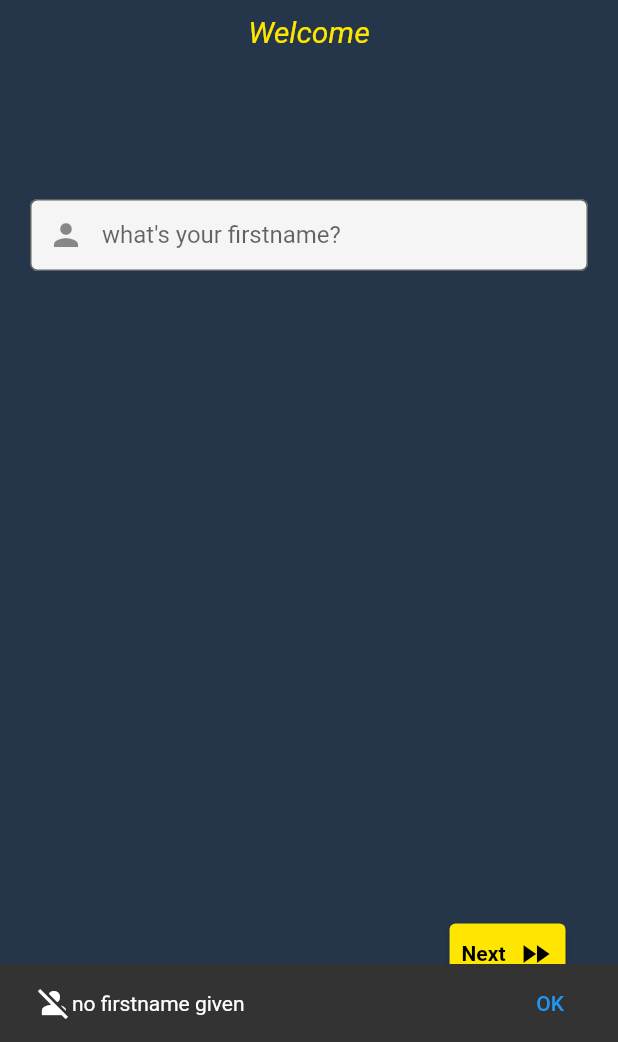
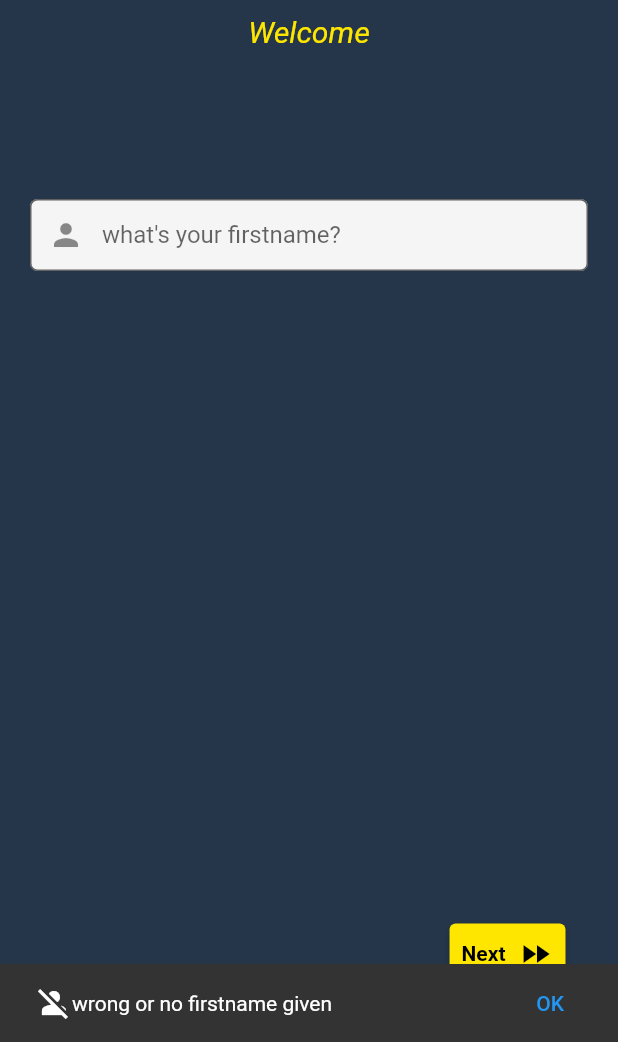
Before and after one commit to HeavenMercy/mam_pray, a Flutter app: the screen it shows after launch, after a tap on "Next", on a phone screen of 412 x 824 dp, the part 194-1236 px from its top. Run offline on Flutter 3.47's test engine with Material 2 defaults, Android fonts, the phone set to English and light mode, and no system bars.

Commit message:
better encapsulation and data management

```diff
--- a/lib/main.dart
+++ b/lib/main.dart
@@ -5,7 +5,7 @@ import 'package:mam_pray/views/home.view.dart';
 import 'package:provider/provider.dart';
 
 void main() {
-  var model = AppModel(firstname: '', categories: [], passages: []);
+  var model = AppModel.empty();
 
   runApp(ChangeNotifierProvider(
     create: (context) => model,
@@ -48,9 +48,9 @@ class _MyAppState extends State<MyApp> {
 
     return MaterialApp(
       title: 'Flutter Demo',
-      home: (widget.model?.firstname.isEmpty ?? true
-          ? const FirstTimeView()
-          : const HomeView()),
+      home: (widget.model?.hasFirstName() ?? false
+          ? const HomeView()
+          : const FirstTimeView()),
     );
   }
 }
--- a/lib/models/app.model.dart
+++ b/lib/models/app.model.dart
@@ -18,6 +18,10 @@ class AppModel extends ChangeNotifier {
     this.lastCategoryId = -1,
     this.lastPassageId = -1,
   });
+
+  static AppModel empty() {
+    return AppModel(firstname: '', categories: [], passages: []);
+  }
 
   String firstname;
   int lastCategoryId;
@@ -50,6 +54,19 @@ class AppModel extends ChangeNotifier {
         "passages": List<dynamic>.from(passages.map((x) => x.toJson())),
       };
 
+  // FIRST NAME MANAGEMENT
+
+  bool hasFirstName() => firstname.isNotEmpty;
+
+  bool setFirstName(String newValue) {
+    if (newValue.isEmpty) return false;
+
+    firstname = newValue.trim();
+    return true;
+  }
+
+  String getFirstName() => firstname;
+
   // CATEGORY MANAGEMENT
 
   bool categoryExists(String name) {
@@ -79,8 +96,8 @@ class AppModel extends ChangeNotifier {
 
   void addCategory(String name, {bool canDelete = true}) {
     var nextCategoryid = lastCategoryId + 1;
-    var category =
-        PassageCategory(id: nextCategoryid, name: name, editable: canDelete);
+    var category = PassageCategory(
+        id: nextCategoryid, name: name.trim(), editable: canDelete);
 
     if (!categoryExists(category.name)) {
       lastCategoryId = nextCategoryid;
@@ -122,7 +139,7 @@ class AppModel extends ChangeNotifier {
   List<PassageCategory> findCategories(String name) {
     return categories
         .where((category) =>
-            category.name.toLowerCase().contains(name.toLowerCase()))
+            category.name.toLowerCase().contains(name.toLowerCase().trim()))
         .toList();
   }
 
--- a/lib/models/passage.model.dart
+++ b/lib/models/passage.model.dart
@@ -24,12 +24,12 @@ class Passage {
   void fillFrom(Passage other) {
     if (id != other.id) return;
 
-    book = other.book;
+    book = other.book.trim();
     chapter = other.chapter;
     verseStart = other.verseStart;
     verseEnd = other.verseEnd;
     viewCount = other.viewCount;
-    text = other.text;
+    text = other.text.trim();
     categories = other.categories.where((_) => true).toList();
     creationDate = other.creationDate;
   }
--- a/lib/views/first_time.view.dart
+++ b/lib/views/first_time.view.dart
@@ -61,9 +61,9 @@ class _FirstTimeViewState extends State<FirstTimeView> {
   void onNextPressed(BuildContext context) {
     var model = Provider.of<AppModel>(context, listen: false);
 
-    if (fname.isEmpty) {
+    if (!model.setFirstName(fname)) {
       Utils.showSnackBar(context,
-          msg: 'no firstname given',
+          msg: 'wrong or no firstname given',
           icon: Icons.person_off,
           action: SnackBarAction(label: 'OK', onPressed: () {}));
       return;
@@ -73,7 +73,6 @@ class _FirstTimeViewState extends State<FirstTimeView> {
       loading = true;
     });
 
-    model.firstname = fname;
     model.save().then((done) {
       if (done) {
         Navigator.of(context).pushReplacement(MaterialPageRoute(
--- a/lib/views/home.view.dart
+++ b/lib/views/home.view.dart
@@ -43,7 +43,7 @@ class _HomeViewState extends State<HomeView> {
               children: [
                 Utils.addFixedSpace(10),
                 Text(
-                  'Welcome ${model.firstname},',
+                  'Welcome ${model.getFirstName()},',
                   style: Styles.mainText
                       .copyWith(fontSize: 25, color: Styles.bgColor),
                 ),
```
